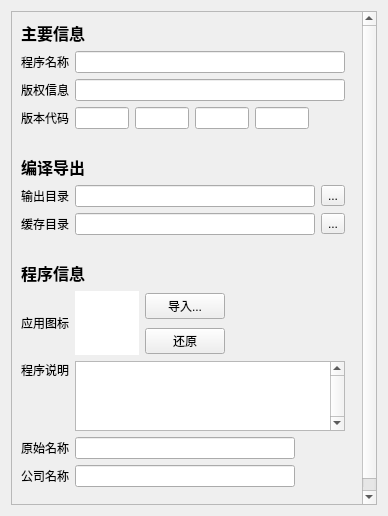
The window that Plugin/Plugin_CppBase/Form/Form_Attribute.ui (chineselixi/FireMonkeyStudio) describes before a commit, drawn with Qt 5.
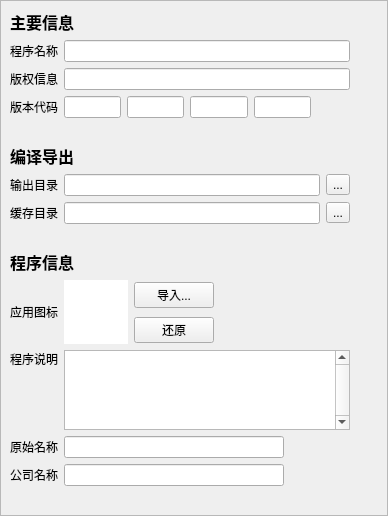
The same window after the commit.

What changed in the file:
```diff
--- a/Plugin/Plugin_CppBase/Form/Form_Attribute.ui
+++ b/Plugin/Plugin_CppBase/Form/Form_Attribute.ui
@@ -19,6 +19,18 @@
 }</string>
   </property>
   <layout class="QGridLayout" name="gridLayout">
+   <property name="leftMargin">
+    <number>0</number>
+   </property>
+   <property name="topMargin">
+    <number>0</number>
+   </property>
+   <property name="rightMargin">
+    <number>0</number>
+   </property>
+   <property name="bottomMargin">
+    <number>0</number>
+   </property>
    <item row="0" column="0">
     <widget class="QScrollArea" name="scrollArea">
      <property name="widgetResizable">
@@ -29,8 +41,8 @@
        <rect>
         <x>0</x>
         <y>0</y>
-        <width>354</width>
-        <height>509</height>
+        <width>386</width>
+        <height>514</height>
        </rect>
       </property>
       <layout class="QGridLayout" name="gridLayout_7">
```
Left out of the diff: 14 changed lines with no effect on the pictures.
